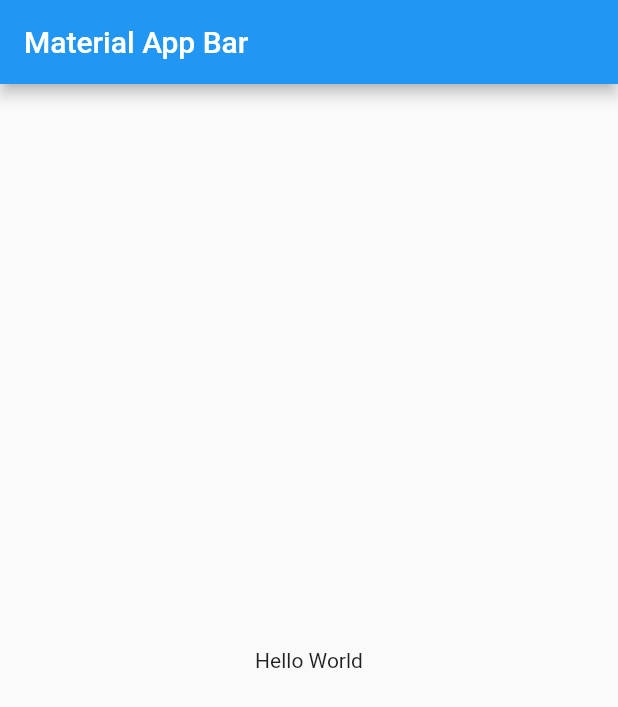
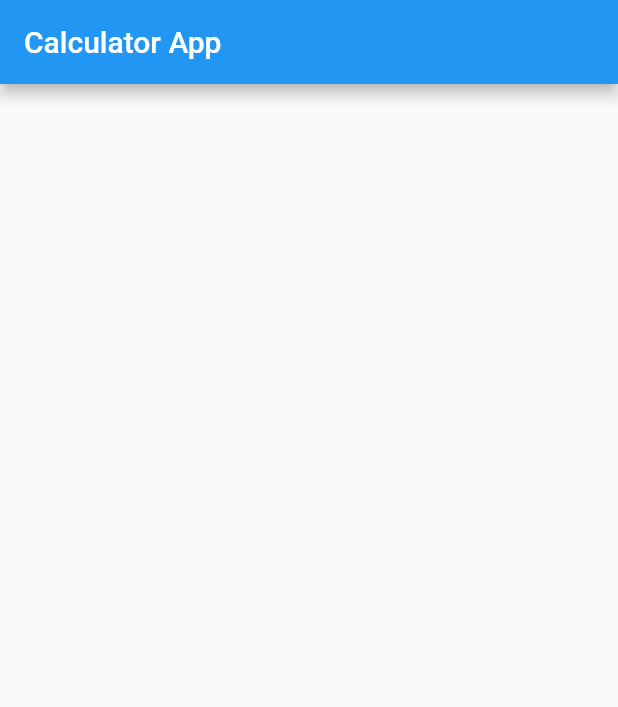
Before and after one commit to emreavarisli/Calculator-App, a Flutter app: the screen it shows after launch, on a phone screen of 412 x 824 dp. Shown: the top 707 px of the screen. Run offline on Flutter 3.47's test engine with Material 2 defaults, Android fonts, the phone set to English and light mode, and no system bars.

Commit message:
calculator app

```diff
--- a/lib/main.dart
+++ b/lib/main.dart
@@ -8,15 +8,22 @@ class MyApp extends StatelessWidget {
   @override
   Widget build(BuildContext context) {
     return MaterialApp(
-      title: 'Material App',
+      debugShowCheckedModeBanner: false,
       home: Scaffold(
         appBar: AppBar(
-          title: const Text('Material App Bar'),
+          title: const Text('Calculator App'),
         ),
-        body: const Center(
-          child: Text('Hello World'),
-        ),
+        body: const MyHomePage(),
       ),
     );
   }
 }
+
+class MyHomePage extends StatelessWidget {
+  const MyHomePage({super.key});
+
+  @override
+  Widget build(BuildContext context) {
+    return Container();
+  }
+}
```
